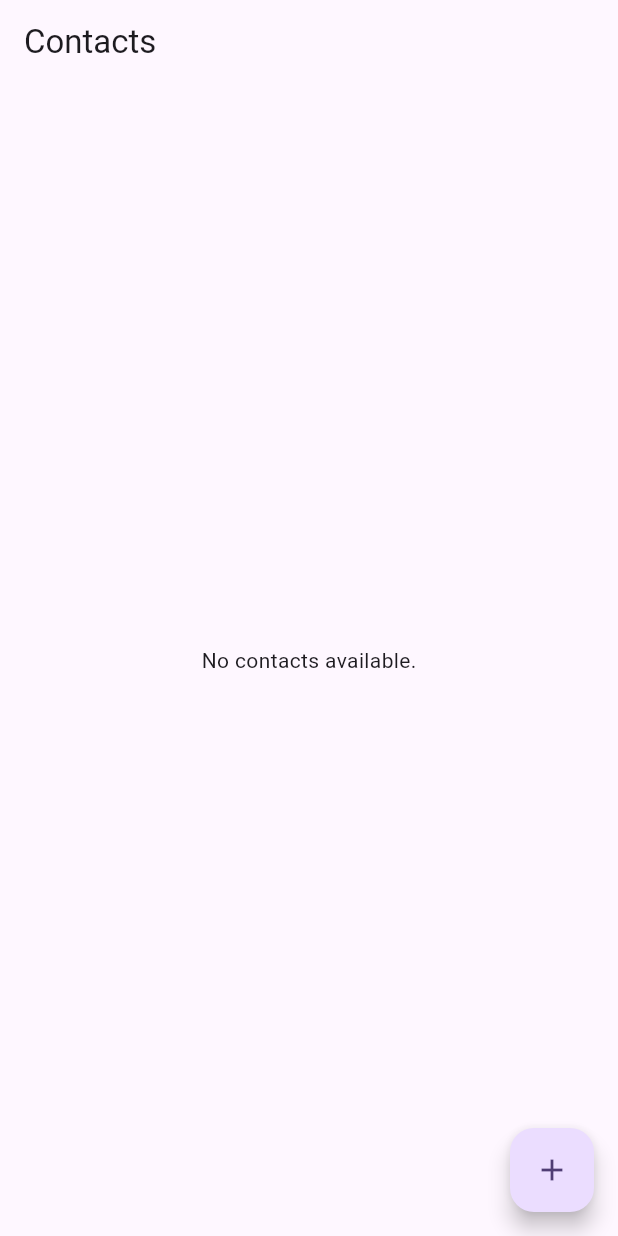
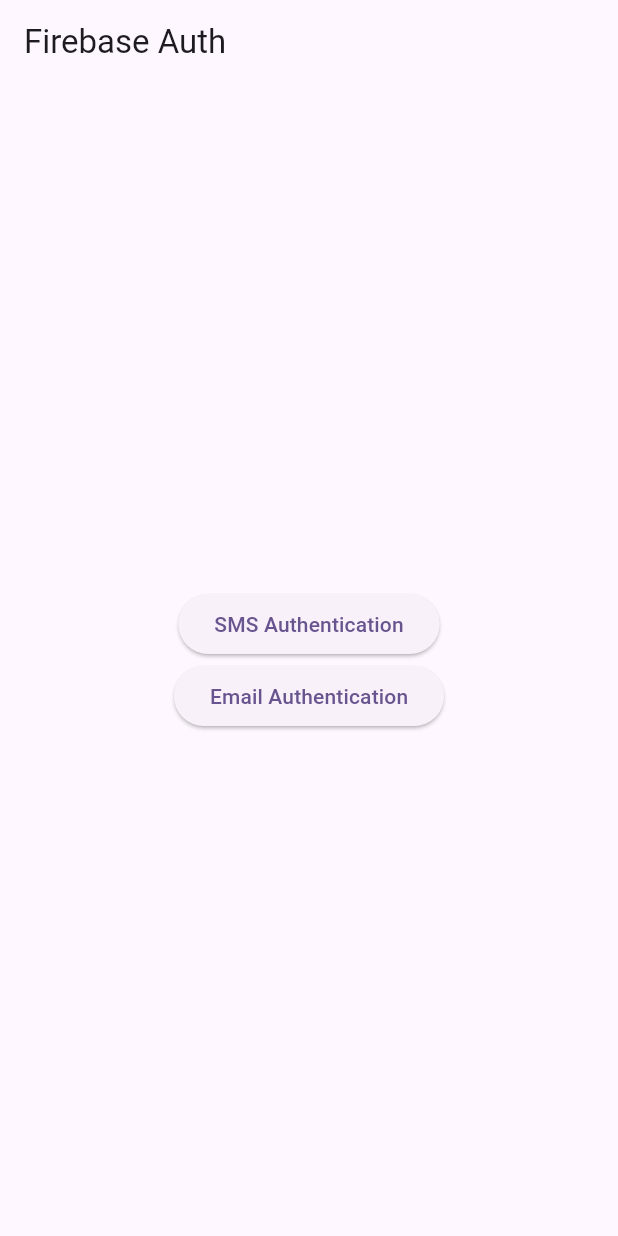
Before and after one commit to zubrein/edge-iiuc-cbi, a Flutter app: the screen it shows after launch, on a phone screen of 412 x 824 dp. Run offline on Flutter 3.47's test engine with Material 3 defaults, Android fonts, the phone set to English and light mode, and no system bars; our stand-ins replace firebase_auth, firebase_core, firebase_database, get, shared_preferences; accounts and stored records are empty.

Commit message:
Add firebase auth

```diff
--- a/lib/main.dart
+++ b/lib/main.dart
@@ -1,7 +1,8 @@
 import 'package:firebase_core/firebase_core.dart';
-import 'package:firebase_realtime_database_training/views/contact_list_screen.dart';
 import 'package:flutter/material.dart';
 import 'package:get/get_navigation/src/root/get_material_app.dart';
+
+import 'views/auth_screen.dart';
 
 void main() async {
   WidgetsFlutterBinding.ensureInitialized();
@@ -22,7 +23,7 @@
         colorScheme: ColorScheme.fromSeed(seedColor: Colors.deepPurple),
         useMaterial3: true,
       ),
-      home: ContactListScreen(),
+      home: const AuthScreen(),
     );
   }
 }
--- /dev/null
+++ b/lib/views/auth_screen.dart
@@ -0,0 +1,31 @@
+import 'package:flutter/material.dart';
+import 'package:get/get.dart';
+
+import 'email_auth_view.dart';
+import 'sms_auth_view.dart';
+
+class AuthScreen extends StatelessWidget {
+  const AuthScreen({super.key});
+
+  @override
+  Widget build(BuildContext context) {
+    return Scaffold(
+      appBar: AppBar(title: const Text("Firebase Auth")),
+      body: Center(
+        child: Column(
+          mainAxisAlignment: MainAxisAlignment.center,
+          children: [
+            ElevatedButton(
+              onPressed: () => Get.to(() => SMSAuthView()),
+              child: const Text("SMS Authentication"),
+            ),
+            ElevatedButton(
+              onPressed: () => Get.to(() => EmailAuthView()),
+              child: const Text("Email Authentication"),
+            ),
+          ],
+        ),
+      ),
+    );
+  }
+}
--- a/pubspec.yaml
+++ b/pubspec.yaml
@@ -13,9 +13,11 @@
   flutter:
     sdk: flutter
   cupertino_icons: ^1.0.8
-  firebase_core: ^2.21.0
-  firebase_database: ^10.0.0
+  firebase_core: ^3.8.0
+  firebase_database: ^11.2.0
+  firebase_auth: ^5.3.3
   get: ^4.6.6
+  shared_preferences:
 
 dev_dependencies:
   flutter_test:
```
Also changed, not shown: lib/controllers/email_auth_controller.dart (added, +41 -0 lines), lib/controllers/sms_auth_controller.dart (added, +53 -0 lines), lib/views/email_auth_view.dart (added, +47 -0 lines), lib/views/sms_auth_view.dart (added, +45 -0 lines), pubspec.lock, 2 other files.
